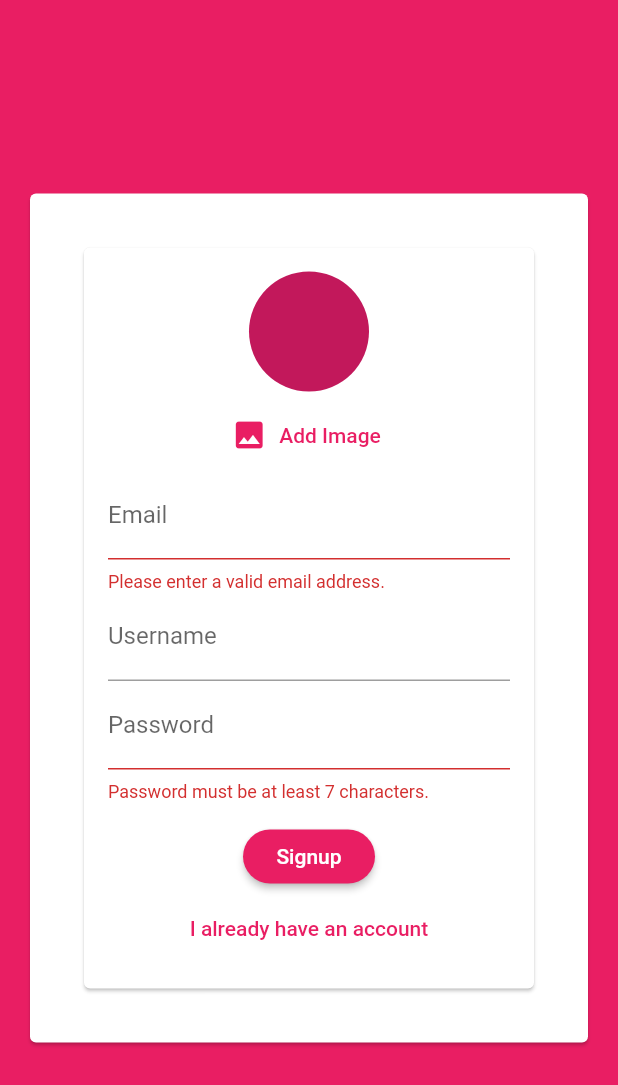
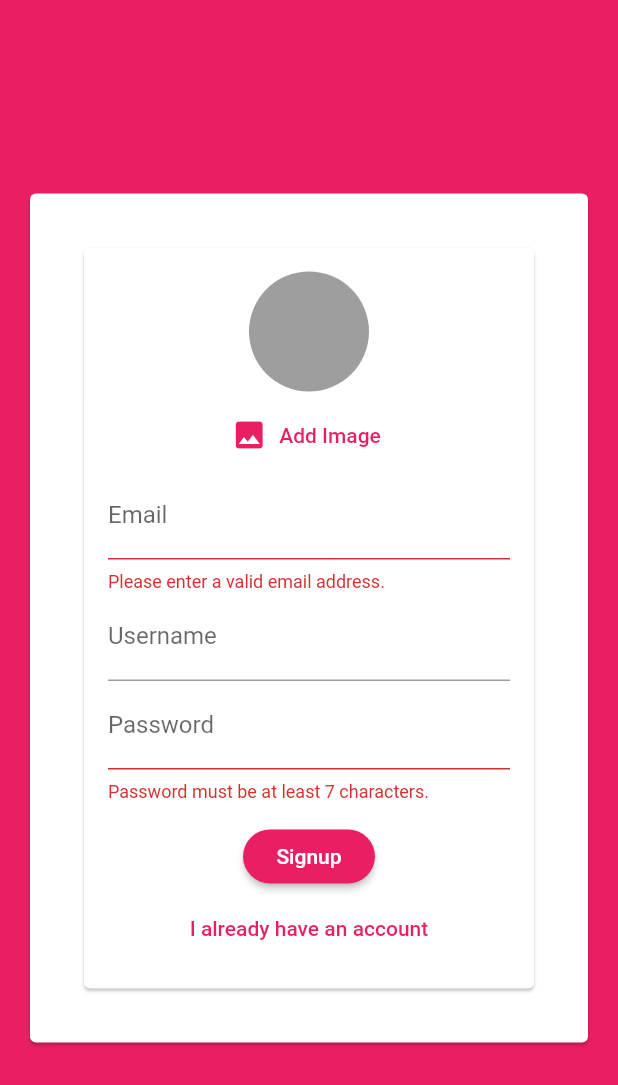
Before and after one commit to Prat2030/Chat_App, a Flutter app: the screen it shows after launch, after a tap on "Login", after a tap on "Create New Account", after a tap on "Add Image", on a phone screen of 412 x 824 dp. Shown: the top 1085 px of the screen. Run offline on Flutter 3.47's test engine with Material 2 defaults, Android fonts, the phone set to English and light mode, and no system bars; our stand-ins replace cloud_firestore, firebase_auth, image_picker; accounts and stored records are empty.

Commit message:
completed image_picker widget and logic for that in the auth_form

```diff
--- a/lib/widgets/auth/auth_form.dart
+++ b/lib/widgets/auth/auth_form.dart
@@ -56,7 +56,7 @@ class _AuthFormState extends State<AuthForm> {
             child: Column(
               mainAxisSize: MainAxisSize.min,
               children: <Widget>[
-                UserImagePicker(),
+                if (!_isLogin) UserImagePicker(),
                 TextFormField(
                   key: Key('email'),
                   validator: (value) {
--- a/lib/widgets/pickers/user_image_picker.dart
+++ b/lib/widgets/pickers/user_image_picker.dart
@@ -1,4 +1,7 @@
+import 'dart:io';
+
 import 'package:flutter/material.dart';
+import 'package:image_picker/image_picker.dart';
 
 class UserImagePicker extends StatefulWidget {
   // const UserImagePicker({ Key? key }) : super(key: key);
@@ -8,16 +11,27 @@ class UserImagePicker extends StatefulWidget {
 }
 
 class _UserImagePickerState extends State<UserImagePicker> {
-  void _pickImage() {}
+  File _pickedImage;
+  void _pickImage() async {
+    final pickedImageFile =
+        await ImagePicker.pickImage(source: ImageSource.gallery);
+    setState(() {
+      _pickedImage = pickedImageFile;
+    });
+  }
 
   @override
   Widget build(BuildContext context) {
     return Column(children: <Widget>[
-      CircleAvatar(radius: 40),
+      CircleAvatar(
+          radius: 40,
+          backgroundColor: Colors.grey,
+          backgroundImage:
+              _pickedImage != null ? FileImage(_pickedImage) : null),
       SizedBox(height: 5),
       FlatButton.icon(
         textColor: Theme.of(context).primaryColor,
-        onPressed: () {},
+        onPressed: _pickImage,
         icon: Icon(Icons.image),
         label: Text('Add Image'),
       ),
```
